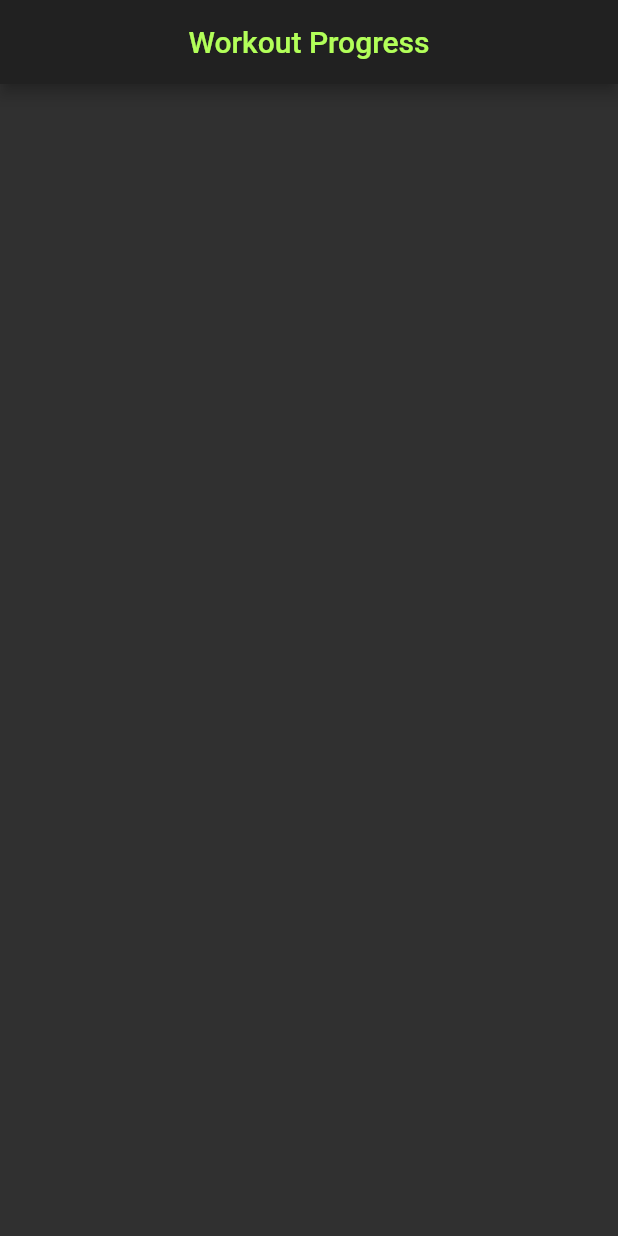
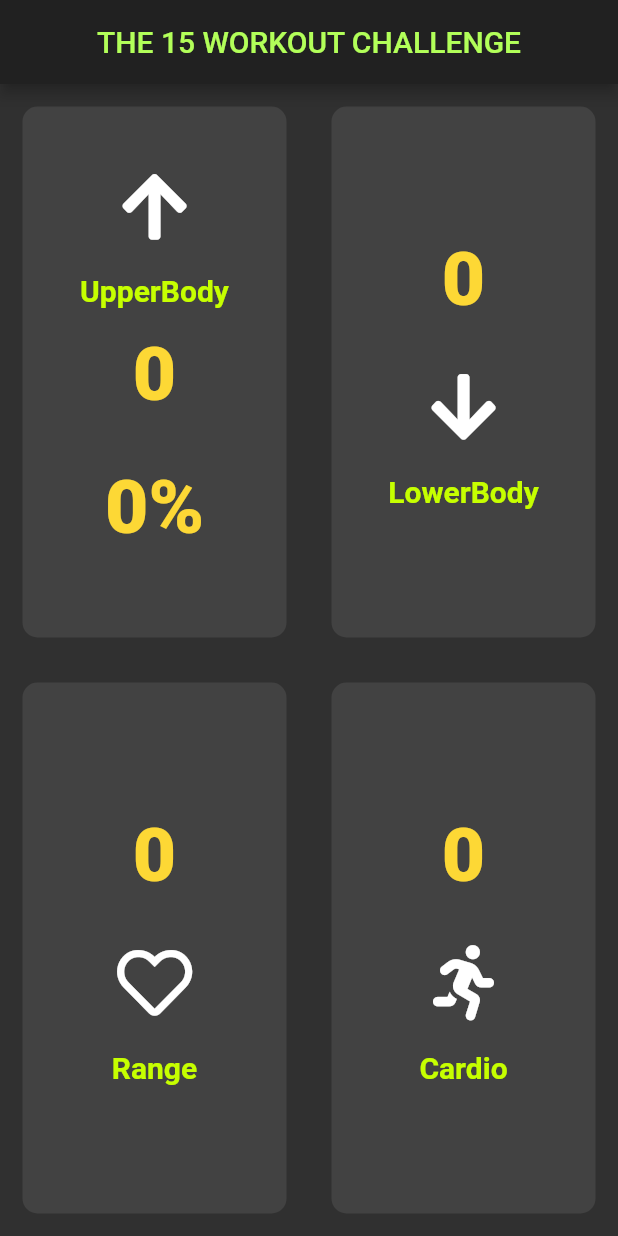
Before and after one commit to jihong729/workout_checkup, a Flutter app: the screen it shows after launch, on a phone screen of 412 x 824 dp. Run offline on Flutter 3.47's test engine with Material 2 defaults, Android fonts, the phone set to English and light mode, and no system bars; our stand-ins replace font_awesome_flutter.

Commit message:
Built the upperbody workout card with its functions working. Need to apply to other cards and download icons & font. Also an alert when a workout reaches 100 percent.

```diff
--- /dev/null
+++ b/lib/card_icons.dart
@@ -0,0 +1,33 @@
+import 'package:flutter/material.dart';
+
+import 'constants.dart';
+
+class CardIcons extends StatelessWidget {
+  final String label;
+  final IconData iconName;
+
+  CardIcons({
+    this.label,
+    this.iconName,
+  });
+
+  @override
+  Widget build(BuildContext context) {
+    return Column(
+      mainAxisAlignment: MainAxisAlignment.center,
+      children: <Widget>[
+        Icon(
+          iconName,
+          size: 50,
+        ),
+        SizedBox(
+          height: 20,
+        ),
+        Text(
+          label,
+          style: kLabelTextStyle,
+        ),
+      ],
+    );
+  }
+}
--- /dev/null
+++ b/lib/constants.dart
@@ -0,0 +1,15 @@
+import 'package:flutter/material.dart';
+
+const Color kActivatedBackgroundColor = Color(0xFF9E9E9E);
+const Color kDeactivatedBackgroundColor = Color(0x299E9E9E);
+const TextStyle kLabelTextStyle = TextStyle(
+  fontSize: 20.0,
+  color: Color(0xFFc6ff00),
+  fontWeight: FontWeight.bold,
+);
+
+const TextStyle kNumberFinishedTextStyle = TextStyle(
+  fontWeight: FontWeight.w900,
+  fontSize: 50,
+  color: Color(0xFFFDD835),
+);
--- a/lib/input_page.dart
+++ b/lib/input_page.dart
@@ -1,25 +1,173 @@
 import 'package:flutter/material.dart';
+import 'package:font_awesome_flutter/font_awesome_flutter.dart';
+import 'package:workoutcheckup/card_icons.dart';
+import 'package:workoutcheckup/workout_type_card.dart';
+
+import 'constants.dart';
 
 class InputPage extends StatefulWidget {
   @override
   _InputPageState createState() => _InputPageState();
 }
 
+enum Workout {
+  UpperBody,
+  LowerBody,
+  Range,
+  Cardio,
+}
+
 class _InputPageState extends State<InputPage> {
+  int upperBodyFinishedNumber = 0;
+  int lowerBodyFinishedNumber = 0;
+  int rangeFinishedNumber = 0;
+  int cardioFinishedNumber = 0;
+  int goalNumber = 15;
+  Workout selectedWorkout;
+
+  int finishedPercent(int finishedNumber) {
+    double dividedNumber = finishedNumber / goalNumber;
+    int finalPercent = (dividedNumber * 100).round();
+    return finalPercent;
+  }
+
   @override
   Widget build(BuildContext context) {
     return Scaffold(
       appBar: AppBar(
         centerTitle: true,
-        title: Text('Workout Progress',
+        title: Text('THE 15 WORKOUT CHALLENGE',
             style: TextStyle(color: Colors.lightGreenAccent, fontSize: 20.0)),
       ),
       body: Column(
         crossAxisAlignment: CrossAxisAlignment.stretch,
         children: <Widget>[
-          Row(),
-          Row(),
-          Row(),
+          Expanded(
+            child: Row(
+              children: <Widget>[
+                Expanded(
+                  child: WorkoutTypeCard(
+                    onPress: () {
+                      setState(() {
+                        selectedWorkout = Workout.UpperBody;
+                        upperBodyFinishedNumber++;
+                        print(upperBodyFinishedNumber);
+                        print(finishedPercent(upperBodyFinishedNumber));
+                      });
+                    },
+                    color: selectedWorkout == Workout.UpperBody
+                        ? kActivatedBackgroundColor
+                        : kDeactivatedBackgroundColor,
+                    cardChild: Column(
+                      mainAxisAlignment: MainAxisAlignment.center,
+                      children: <Widget>[
+                        CardIcons(
+                          label: 'UpperBody',
+                          iconName: FontAwesomeIcons.arrowUp,
+                        ),
+                        Container(
+                          margin: EdgeInsets.symmetric(vertical: 15.0),
+                          child: Text(
+                            upperBodyFinishedNumber.toString(),
+                            style: kNumberFinishedTextStyle,
+                          ),
+                        ),
+                        Container(
+                          margin: EdgeInsets.symmetric(vertical: 15.0),
+                          child: Row(
+                            mainAxisAlignment: MainAxisAlignment.center,
+                            children: <Widget>[
+                              Text(
+                                finishedPercent(upperBodyFinishedNumber)
+                                    .toString(),
+                                style: kNumberFinishedTextStyle,
+                              ),
+                              Text(
+                                '%',
+                                style: kNumberFinishedTextStyle,
+                              )
+                            ],
+                          ),
+                        ),
+                      ],
+                    ),
+                  ),
+                ),
+                Expanded(
+                  child: WorkoutTypeCard(
+                    onPress: () {},
+                    color: kDeactivatedBackgroundColor,
+                    cardChild: Column(
+                      mainAxisAlignment: MainAxisAlignment.center,
+                      children: <Widget>[
+                        Text(
+                          lowerBodyFinishedNumber.toString(),
+                          style: kNumberFinishedTextStyle,
+                        ),
+                        SizedBox(
+                          height: 30.0,
+                        ),
+                        CardIcons(
+                          label: 'LowerBody',
+                          iconName: FontAwesomeIcons.arrowDown,
+                        ),
+                      ],
+                    ),
+                  ),
+                ),
+              ],
+            ),
+          ),
+          Expanded(
+            child: Row(
+              children: <Widget>[
+                Expanded(
+                  child: WorkoutTypeCard(
+                    onPress: () {},
+                    color: kDeactivatedBackgroundColor,
+                    cardChild: Column(
+                      mainAxisAlignment: MainAxisAlignment.center,
+                      children: <Widget>[
+                        Text(
+                          rangeFinishedNumber.toString(),
+                          style: kNumberFinishedTextStyle,
+                        ),
+                        SizedBox(
+                          height: 30.0,
+                        ),
+                        CardIcons(
+                          label: 'Range',
+                          iconName: FontAwesomeIcons.heart,
+                        ),
+                      ],
+                    ),
+                  ),
+                ),
+                Expanded(
+                  child: WorkoutTypeCard(
+                    onPress: () {},
+                    color: kDeactivatedBackgroundColor,
+                    cardChild: Column(
+                      mainAxisAlignment: MainAxisAlignment.center,
+                      children: <Widget>[
+                        Text(
+                          cardioFinishedNumber.toString(),
+                          style: kNumberFinishedTextStyle,
+                        ),
+                        SizedBox(
+                          height: 30.0,
+                        ),
+                        CardIcons(
+                          label: 'Cardio',
+                          iconName: FontAwesomeIcons.running,
+                        ),
+                      ],
+                    ),
+                  ),
+                ),
+              ],
+            ),
+          ),
         ],
       ),
     );
--- a/lib/workout_type_card.dart
+++ b/lib/workout_type_card.dart
@@ -13,8 +13,9 @@ class WorkoutTypeCard extends StatelessWidget {
       onTap: onPress,
       child: Container(
         child: cardChild,
-        margin: EdgeInsets.all(10.0),
-        decoration: BoxDecoration(borderRadius: BorderRadius.circular(10.0)),
+        margin: EdgeInsets.all(15.0),
+        decoration: BoxDecoration(
+            borderRadius: BorderRadius.circular(10.0), color: color),
       ),
     );
   }
```
Also changed, not shown: pubspec.yaml (+4 -50 lines), pubspec.lock.
